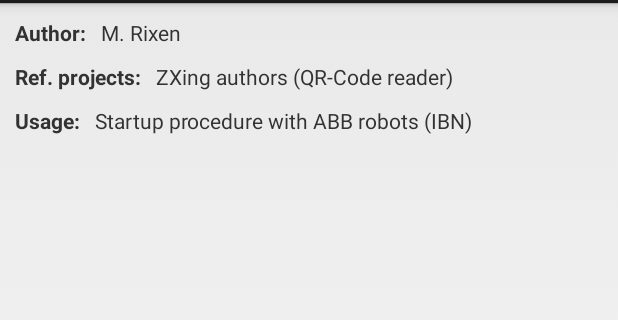
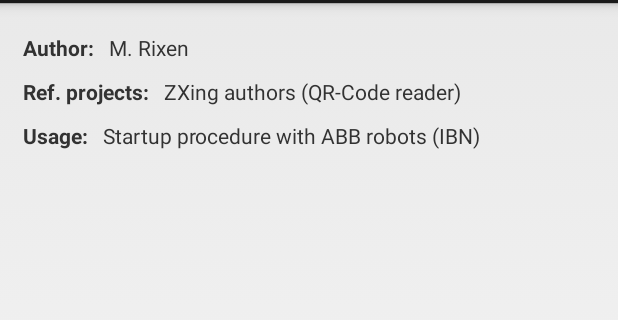
Before and after one commit to MRixen/rbc_Diagnose, an Android app: the layout dialog_about.xml on its own in the app's theme, with its tools: preview values and no code run, on a phone screen of 412 x 824 dp, the part 69-389 px from its top. Run offline under Robolectric (Android 15) with nearby library versions, the phone set to English and light mode, and no system bars.

Commit message:
- Optimization dialogs for screen rotation - This version can be published

```diff
--- a/app/src/main/java/com/example/manuelrixen/abbtestapp/Socket/Receiver.java
+++ b/app/src/main/java/com/example/manuelrixen/abbtestapp/Socket/Receiver.java
@@ -72,7 +72,7 @@ public class Receiver implements Runnable {
                     t.schedule(new TimerTask() {
                         @Override
                         public void run() {
-                            activity.finish();
+//                            activity.finish();
                         }
                     }, maxActivityShowTime);
                 }
--- a/app/src/main/res/layout/dialog_about.xml
+++ b/app/src/main/res/layout/dialog_about.xml
@@ -1,10 +1,14 @@
-<?xml version="1.0" encoding="utf-8"?>
-<RelativeLayout xmlns:android="http://schemas.android.com/apk/res/android"
-    android:id="@+id/dialogRootLayout"
-    android:layout_width="wrap_content"
-    android:layout_height="wrap_content" >
+<FrameLayout xmlns:android="http://schemas.android.com/apk/res/android"
+    android:layout_width="match_parent"
+    android:layout_height="match_parent">
 
-
+    <RelativeLayout android:orientation="vertical"
+        android:layout_width="fill_parent"
+        android:layout_height="fill_parent"
+        android:layout_marginTop="10dp"
+        android:layout_marginLeft="5dp"
+        android:layout_marginRight="5dp"
+        android:layout_marginBottom="5dp">
     <TextView
         android:id="@+id/authorHeader"
         android:layout_width="wrap_content"
@@ -16,7 +20,7 @@
 
     <TextView
         android:id="@+id/author"
-        android:layout_width="wrap_content"
+        android:layout_width="fill_parent"
         android:layout_height="wrap_content"
         android:text="M. Rixen"
         android:layout_toRightOf="@id/authorHeader"
@@ -35,10 +39,10 @@
 
     <TextView
         android:id="@+id/helpers"
-        android:layout_width="wrap_content"
+        android:layout_width="fill_parent"
         android:layout_height="wrap_content"
         android:text="ZXing authors (QR-Code reader)"
-        android:layout_below="@id/authorHeader"
+        android:layout_below="@id/author"
         android:layout_toRightOf="@id/helpHeader"
         android:layout_marginTop="10dp"
         android:layout_marginLeft="10dp"/>
@@ -49,18 +53,19 @@
         android:layout_width="wrap_content"
         android:layout_height="wrap_content"
         android:textStyle="bold"
-        android:layout_below="@id/helpHeader"
+        android:layout_below="@id/helpers"
         android:text="Usage:"
         android:layout_marginTop="10dp"
         android:layout_marginLeft="10dp"/>
 
     <TextView
         android:id="@+id/usage"
-        android:layout_width="wrap_content"
+        android:layout_width="fill_parent"
         android:layout_height="wrap_content"
         android:text="Startup procedure with ABB robots (IBN)"
-        android:layout_below="@id/helpHeader"
+        android:layout_below="@id/helpers"
         android:layout_toRightOf="@id/usageHeader"
         android:layout_marginTop="10dp"
         android:layout_marginLeft="10dp"/>
 </RelativeLayout>
+</FrameLayout>
--- a/app/src/main/res/values/strings.xml
+++ b/app/src/main/res/values/strings.xml
@@ -21,6 +21,6 @@
     <string name="title_section4">Events</string>
     <string name="title_activity_about">About</string>
     <string name="errMsgWlan">Please connect to server via WLan</string>
-    <string name="connectionError">Can\'t connect to server. Check WLan connection</string>
+    <string name="connectionError">Can\'t connect to robot controller. Check WLan connection</string>
 
 </resources>
--- a/integration/src/main/java/com/google/zxing/integration/android/IntentIntegrator.java
+++ b/integration/src/main/java/com/google/zxing/integration/android/IntentIntegrator.java
@@ -171,6 +171,10 @@ public class IntentIntegrator {
      */
     public IntentIntegrator(Activity activity) {
         this.activity = activity;
+    }
+
+    public Activity getCurrentActivity(){
+        return this.activity;
     }
 
     /**
```
Also changed, not shown: app/src/main/AndroidManifest.xml (+5 -10 lines), app/src/main/java/com/example/manuelrixen/abbtestapp/Dialogs/CustomAboutDialog.java (+56 -15 lines), app/src/main/java/com/example/manuelrixen/abbtestapp/Dialogs/CustomEventDialog.java (+57 -14 lines), app/src/main/java/com/example/manuelrixen/abbtestapp/MainActivity.java (+12 -1 lines), app/src/main/java/com/example/manuelrixen/abbtestapp/Tabs/Events.java (+10 -0 lines), app/src/main/res/layout/dialog_events.xml (+12 -10 lines), app/src/main/res/layout/fragment_section_machinedata.xml (+11 -12 lines), 2 other files.
